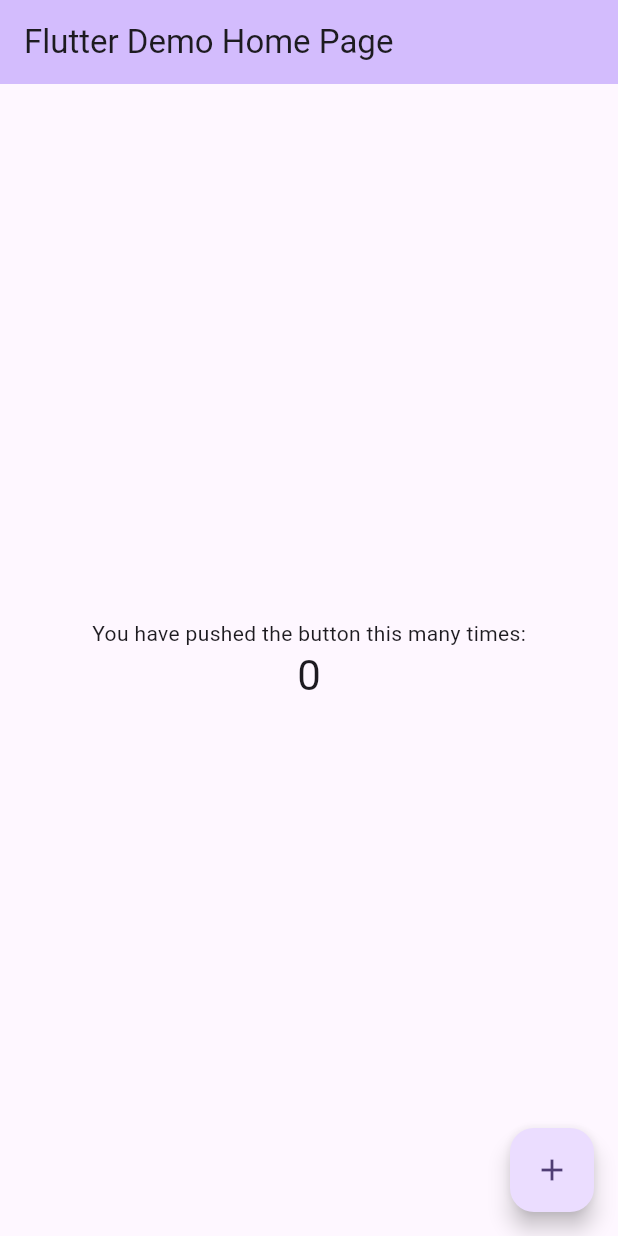
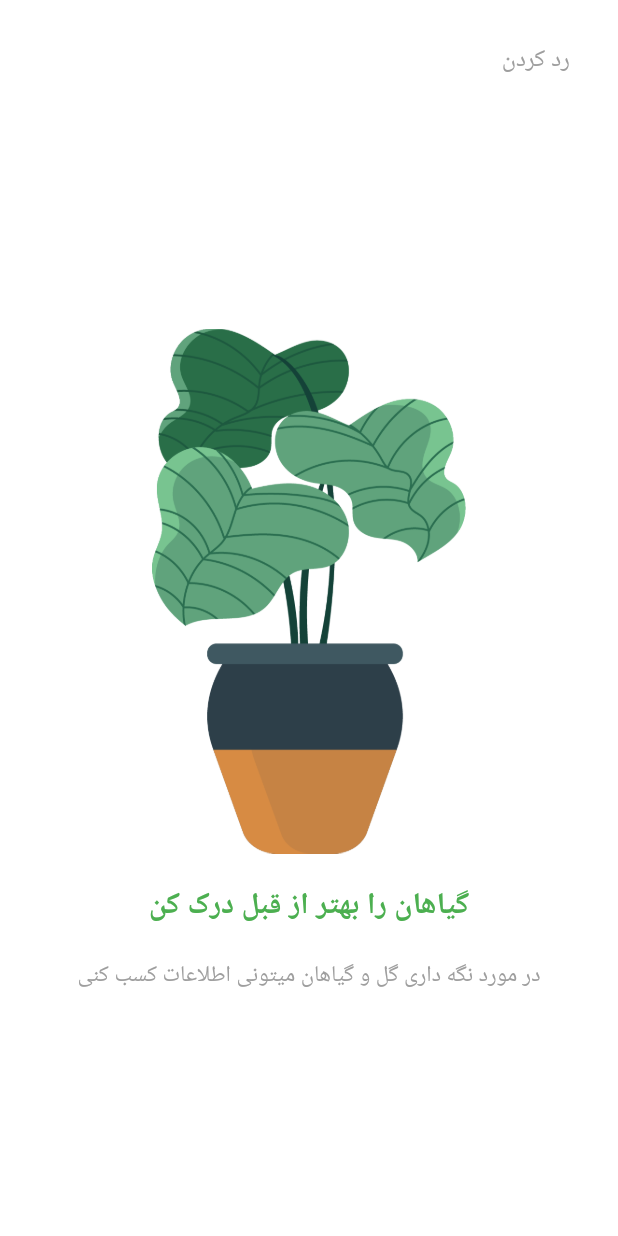
Before and after one commit to saeedgazeran/plant_app, a Flutter app: the screen it shows after launch, on a phone screen of 412 x 824 dp. Run offline on Flutter 3.47's test engine with Material 3 defaults, Android fonts, the phone set to English and light mode, and no system bars; Roboto replaces fonts that are missing (bYekan, iranSans, lalezar).

Commit message:
edit Home Page

```diff
--- a/lib/main.dart
+++ b/lib/main.dart
@@ -1,4 +1,5 @@
 import 'package:flutter/material.dart';
+import 'package:plant_app/screens/home_page.dart';
 
 void main() {
   runApp(const MyApp());
@@ -7,116 +8,12 @@ void main() {
 class MyApp extends StatelessWidget {
   const MyApp({super.key});
 
-  // This widget is the root of your application.
   @override
   Widget build(BuildContext context) {
     return MaterialApp(
-      title: 'Flutter Demo',
-      theme: ThemeData(
-        // This is the theme of your application.
-        //
-        // TRY THIS: Try running your application with "flutter run". You'll see
-        // the application has a purple toolbar. Then, without quitting the app,
-        // try changing the seedColor in the colorScheme below to Colors.green
-        // and then invoke "hot reload" (save your changes or press the "hot
-        // reload" button in a Flutter-supported IDE, or press "r" if you used
-        // the command line to start the app).
-        //
-        // Notice that the counter didn't reset back to zero; the application
-        // state is not lost during the reload. To reset the state, use hot
-        // restart instead.
-        //
-        // This works for code too, not just values: Most code changes can be
-        // tested with just a hot reload.
-        colorScheme: ColorScheme.fromSeed(seedColor: Colors.deepPurple),
-      ),
-      home: const MyHomePage(title: 'Flutter Demo Home Page'),
+      debugShowCheckedModeBanner: false,
+      title: 'Plant App',
+      home: const HomePage(),
     );
   }
 }
-
-class MyHomePage extends StatefulWidget {
-  const MyHomePage({super.key, required this.title});
-
-  // This widget is the home page of your application. It is stateful, meaning
-  // that it has a State object (defined below) that contains fields that affect
-  // how it looks.
-
-  // This class is the configuration for the state. It holds the values (in this
-  // case the title) provided by the parent (in this case the App widget) and
-  // used by the build method of the State. Fields in a Widget subclass are
-  // always marked "final".
-
-  final String title;
-
-  @override
-  State<MyHomePage> createState() => _MyHomePageState();
-}
-
-class _MyHomePageState extends State<MyHomePage> {
-  int _counter = 0;
-
-  void _incrementCounter() {
-    setState(() {
-      // This call to setState tells the Flutter framework that something has
-      // changed in this State, which causes it to rerun the build method below
-      // so that the display can reflect the updated values. If we changed
-      // _counter without calling setState(), then the build method would not be
-      // called again, and so nothing would appear to happen.
-      _counter++;
-    });
-  }
-
-  @override
-  Widget build(BuildContext context) {
-    // This method is rerun every time setState is called, for instance as done
-    // by the _incrementCounter method above.
-    //
-    // The Flutter framework has been optimized to make rerunning build methods
-    // fast, so that you can just rebuild anything that needs updating rather
-    // than having to individually change instances of widgets.
-    return Scaffold(
-      appBar: AppBar(
-        // TRY THIS: Try changing the color here to a specific color (to
-        // Colors.amber, perhaps?) and trigger a hot reload to see the AppBar
-        // change color while the other colors stay the same.
-        backgroundColor: Theme.of(context).colorScheme.inversePrimary,
-        // Here we take the value from the MyHomePage object that was created by
-        // the App.build method, and use it to set our appbar title.
-        title: Text(widget.title),
-      ),
-      body: Center(
-        // Center is a layout widget. It takes a single child and positions it
-        // in the middle of the parent.
-        child: Column(
-          // Column is also a layout widget. It takes a list of children and
-          // arranges them vertically. By default, it sizes itself to fit its
-          // children horizontally, and tries to be as tall as its parent.
-          //
-          // Column has various properties to control how it sizes itself and
-          // how it positions its children. Here we use mainAxisAlignment to
-          // center the children vertically; the main axis here is the vertical
-          // axis because Columns are vertical (the cross axis would be
-          // horizontal).
-          //
-          // TRY THIS: Invoke "debug painting" (choose the "Toggle Debug Paint"
-          // action in the IDE, or press "p" in the console), to see the
-          // wireframe for each widget.
-          mainAxisAlignment: MainAxisAlignment.center,
-          children: <Widget>[
-            const Text('You have pushed the button this many times:'),
-            Text(
-              '$_counter',
-              style: Theme.of(context).textTheme.headlineMedium,
-            ),
-          ],
-        ),
-      ),
-      floatingActionButton: FloatingActionButton(
-        onPressed: _incrementCounter,
-        tooltip: 'Increment',
-        child: const Icon(Icons.add),
-      ), // This trailing comma makes auto-formatting nicer for build methods.
-    );
-  }
-}
--- /dev/null
+++ b/lib/screens/home_page.dart
@@ -0,0 +1,93 @@
+import 'package:flutter/material.dart';
+import 'package:plant_app/const/constants.dart';
+
+class HomePage extends StatefulWidget {
+  const HomePage({super.key});
+
+  @override
+  State<HomePage> createState() => _HomePageState();
+}
+
+class _HomePageState extends State<HomePage> {
+  final PageController _pageController = PageController(initialPage: 0);
+  int currentIndex = 0;
+
+  @override
+  Widget build(BuildContext context) {
+    return Scaffold(
+      backgroundColor: Colors.white,
+      appBar: AppBar(
+        backgroundColor: Colors.transparent,
+        elevation: 0.0,
+        actions: <Widget>[
+          Padding(
+            padding: const EdgeInsets.only(top: 20, right: 20),
+            child: TextButton(
+              onPressed: () {},
+              child: Text(
+                "رد کردن",
+                style: TextStyle(
+                  color: Colors.grey,
+                  fontFamily: "lalezar",
+                  fontSize: 16,
+                ),
+              ),
+            ),
+          ),
+        ],
+      ),
+      body: Stack(
+        children: <Widget>[
+          PageView(
+            onPageChanged: (int page) {
+              setState(() {
+                currentIndex = page;
+              });
+            },
+            controller: _pageController,
+            children: <Widget>[
+              Padding(
+                padding: const EdgeInsets.only(left: 50, right: 50),
+                child: Column(
+                  mainAxisAlignment: MainAxisAlignment.center,
+                  children: [
+                    SizedBox(
+                      height: 350,
+                      child: Image.asset("assets/images/plant-one.png"),
+                    ),
+                    SizedBox(height: 20),
+                    Align(
+                      alignment: Alignment.center,
+                      child: Text(
+                        Constants.titleOne,
+                        style: TextStyle(
+                          fontFamily: "bYekan",
+                          fontSize: 20.0,
+                          fontWeight: FontWeight.bold,
+                          color: Constants.primaryColor,
+                        ),
+                      ),
+                    ),
+                    SizedBox(height: 20),
+                    Align(
+                      alignment: Alignment.center,
+                      child: Text(
+                        Constants.descriptionOne,
+                        style: TextStyle(
+                          fontFamily: "iranSans",
+                          fontSize: 15.0,
+                          fontWeight: FontWeight.w400,
+                          color: Colors.grey,
+                        ),
+                      ),
+                    ),
+                  ],
+                ),
+              ),
+            ],
+          ),
+        ],
+      ),
+    );
+  }
+}
```
